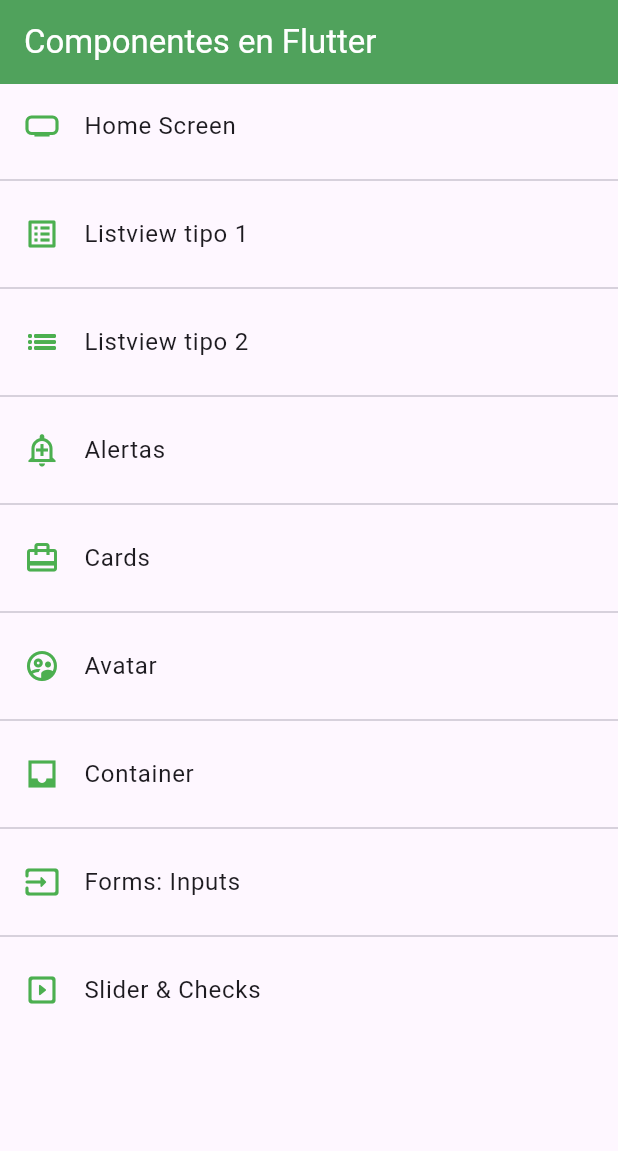
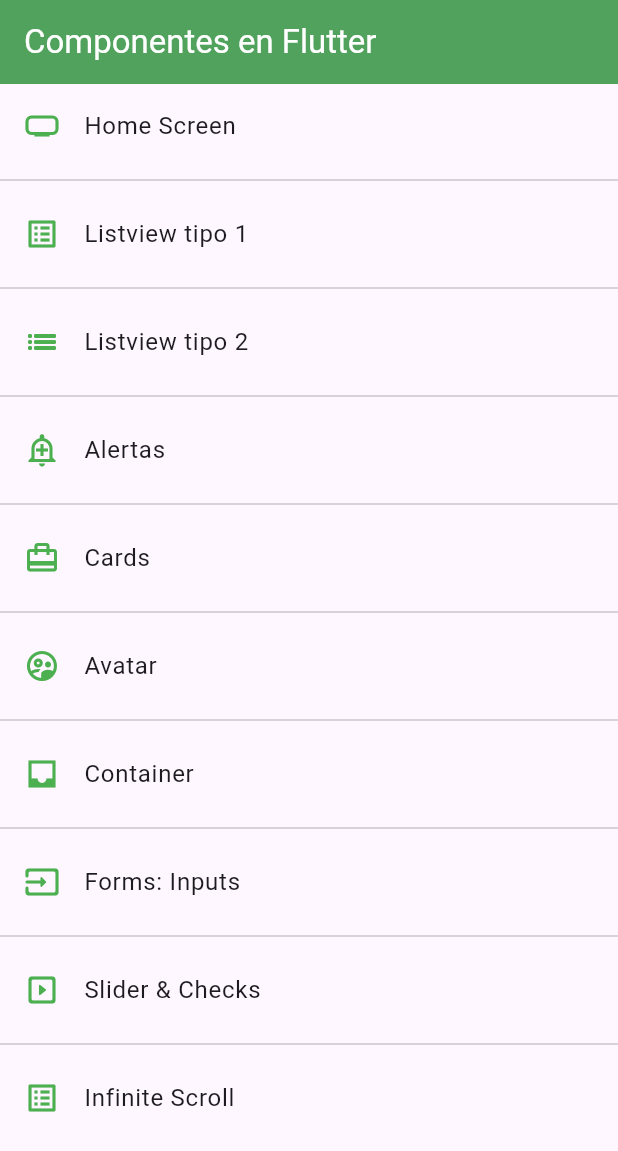
Before and after one commit to DEV-JJVG/fl_components, a Flutter app: the screen it shows after launch, on a phone screen of 412 x 824 dp. Shown: the top 1151 px of the screen. Run offline on Flutter 3.47's test engine with Material 3 defaults, Android fonts, the phone set to English and light mode, and no system bars.

Commit message:
Creo el listviewbuilder e instancio varias imágenes usando un SingleChildScrollView

```diff
--- a/lib/routes/app_routes.dart
+++ b/lib/routes/app_routes.dart
@@ -61,6 +61,12 @@ class AppRoutes {
       name: 'Slider & Checks',
       screen: const SliderScreen(),
     ),
+    MenuOption(
+      route: 'listBuilder',
+      icon: Icons.list_alt_outlined,
+      name: 'Infinite Scroll',
+      screen: const ListViewBuilderScreen(),
+    ),
   ];
 
   static Map<String, Widget Function(BuildContext)> getAppRoutes() {
--- a/lib/screens/screens.dart
+++ b/lib/screens/screens.dart
@@ -6,3 +6,4 @@ export 'home_screen.dart';
 export 'avatar_screen.dart';
 export 'container_screen.dart';
 export 'inputs_screen.dart';
+export 'listview_builder_screen.dart';
```
Also changed, not shown: lib/screens/listview_builder_screen.dart (added, +29 -0 lines).
